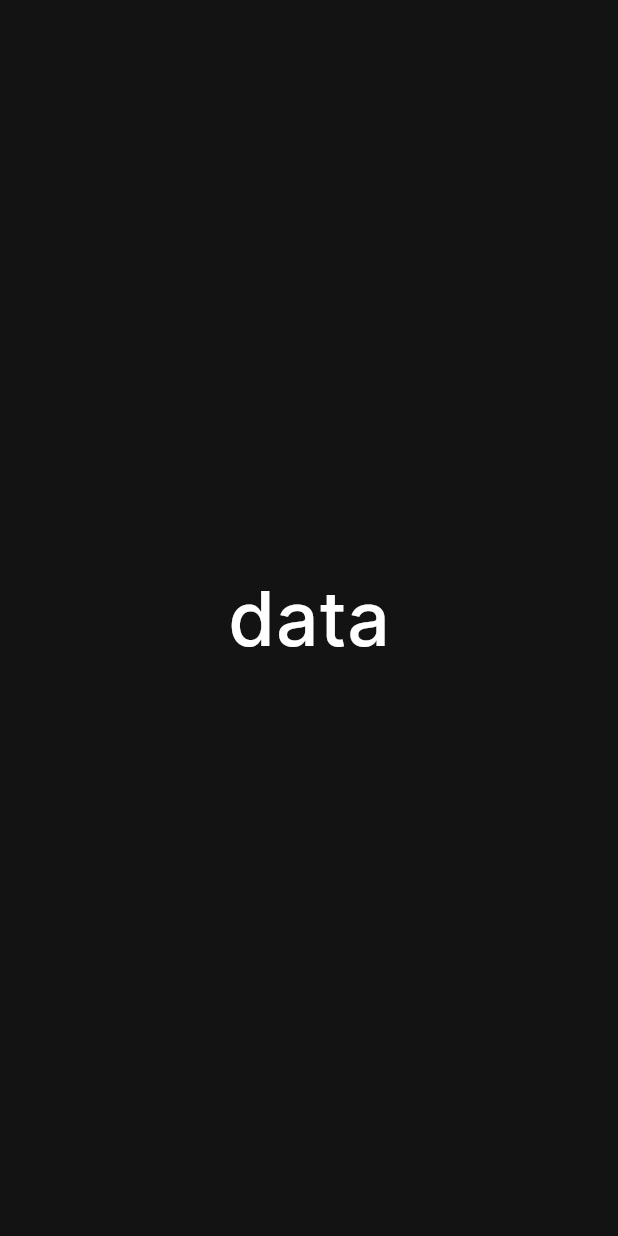
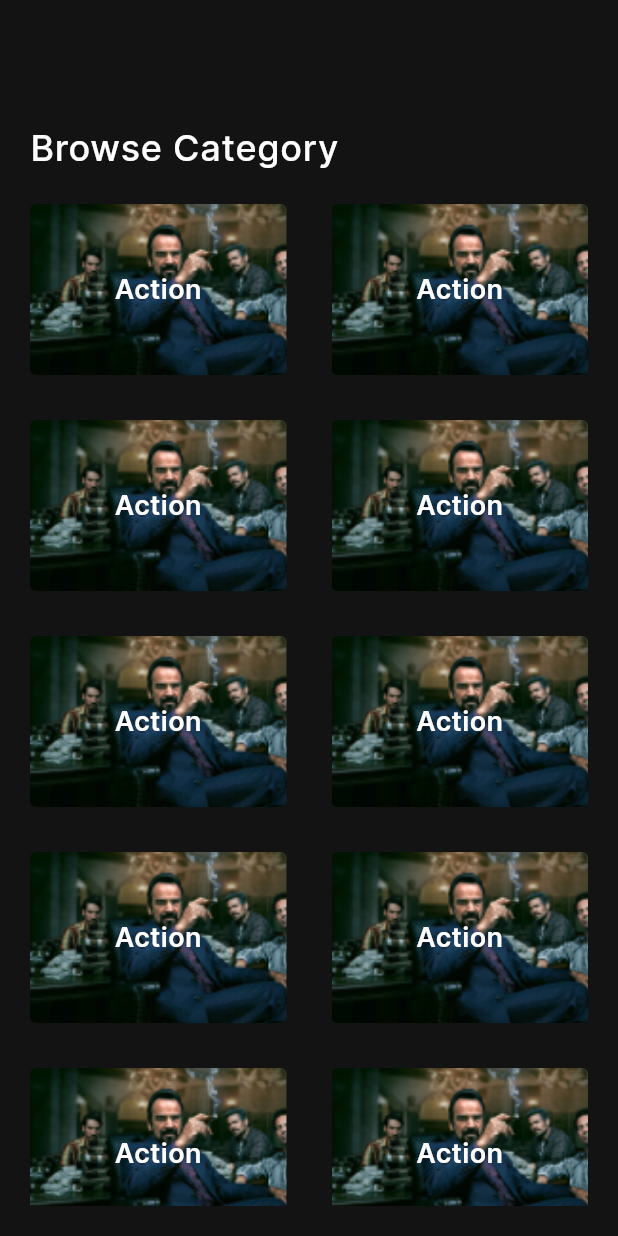
Before and after one commit to Amr-Bakeer/movies_app, a Flutter app: the BrowseView screen opened directly, on a phone screen of 412 x 824 dp. Run offline on Flutter 3.47's test engine with Material 3 defaults, Android fonts, the phone set to English and light mode, and no system bars; our stand-ins replace carousel_slider.

Commit message:
- Create UI browse screen - Create UI search screen

```diff
--- /dev/null
+++ b/lib/core/widgets/category_widget.dart
@@ -0,0 +1,32 @@
+import 'package:flutter/material.dart';
+import 'package:movies_app/core/config/constants.dart';
+
+class CategoryWidget extends StatelessWidget {
+  const CategoryWidget({super.key});
+
+  @override
+  Widget build(BuildContext context) {
+    return InkWell(
+      onTap: () {},
+      child: Container(
+        decoration: BoxDecoration(
+          image: const DecorationImage(
+            image: AssetImage("assets/images/category_pic.png",),
+            fit: BoxFit.cover,
+            alignment: Alignment.center,
+          ),
+          borderRadius: BorderRadius.circular(4),
+        ),
+        child: Center(
+          child: Text(
+            "Action",
+            style: Constants.theme.textTheme.bodyMedium?.copyWith(
+              fontWeight: FontWeight.w600,
+            ),
+            textAlign: TextAlign.center,
+          ),
+        ),
+      ),
+    );
+  }
+}
--- a/lib/core/widgets/movie_card_widget.dart
+++ b/lib/core/widgets/movie_card_widget.dart
@@ -29,7 +29,7 @@ class MovieCardWidget extends StatelessWidget {
                   fit: BoxFit.cover,
                 ),
               ),
-              const WatchListWidget(),
+              const WatchListIconWidget(),
             ],
           ),
           InkWell(
--- a/lib/core/widgets/watchlist_icon_widget.dart
+++ b/lib/core/widgets/watchlist_icon_widget.dart
@@ -1,7 +1,7 @@
 import 'package:flutter/material.dart';
 
-class WatchListWidget extends StatelessWidget {
-  const WatchListWidget({super.key});
+class WatchListIconWidget extends StatelessWidget {
+  const WatchListIconWidget({super.key});
 
   @override
   Widget build(BuildContext context) {
--- a/lib/pages/browse/pages/browse_view.dart
+++ b/lib/pages/browse/pages/browse_view.dart
@@ -1,18 +1,46 @@
 import 'package:flutter/material.dart';
+import 'package:movies_app/core/config/constants.dart';
+import '../../../core/widgets/category_widget.dart';
 
 class BrowseView extends StatelessWidget {
   const BrowseView({super.key});
 
   @override
   Widget build(BuildContext context) {
-    return const Scaffold(
-      body: Center(
-        child: Text(
-          "data",
-          style: TextStyle(
-            color: Colors.white,
-            fontSize: 50,
-          ),
+    return Scaffold(
+      body: Container(
+        padding: const EdgeInsets.only(
+          top: 80,
+          right: 20,
+          bottom: 20,
+          left: 20,
+        ),
+        child: Column(
+          crossAxisAlignment: CrossAxisAlignment.stretch,
+          children: [
+            Text(
+              "Browse Category",
+              style: Constants.theme.textTheme.bodyLarge?.copyWith(
+                fontSize: 24,
+              ),
+            ),
+            const SizedBox(height: 20,),
+            Expanded(
+              child: GridView.builder(
+                padding: EdgeInsets.zero,
+
+                gridDelegate: const SliverGridDelegateWithFixedCrossAxisCount(
+                  crossAxisCount: 2,
+                  crossAxisSpacing: 30,
+                  mainAxisSpacing: 30,
+                  childAspectRatio: 3/2,
+                ),
+                itemBuilder: (context, index) =>  const CategoryWidget(),
+                itemCount: 12,
+
+              ),
+            ),
+          ],
         ),
       ),
     );
--- a/lib/pages/home/pages/movie_details.dart
+++ b/lib/pages/home/pages/movie_details.dart
@@ -82,7 +82,7 @@ class MovieDetails extends StatelessWidget {
                               Image.asset(
                                 "assets/images/slide_movie_pic.png",
                               ),
-                              const WatchListWidget(),
+                              const WatchListIconWidget(),
                             ],
                           ),
                         ),
--- a/lib/pages/home/widgets/new_releases_widget.dart
+++ b/lib/pages/home/widgets/new_releases_widget.dart
@@ -37,7 +37,7 @@ class NewReleasesWidget extends StatelessWidget {
               ),
             ),
           ),
-          const WatchListWidget(),
+          const WatchListIconWidget(),
         ],
       ),
     );
--- a/lib/pages/home/widgets/slide_widget.dart
+++ b/lib/pages/home/widgets/slide_widget.dart
@@ -88,7 +88,7 @@ class SlideWidget extends StatelessWidget {
                     "assets/images/slide_movie_pic.png",
                   ),
                 ),
-                const WatchListWidget(),
+                const WatchListIconWidget(),
               ],
             ),
           ),
```
Also changed, not shown: lib/core/widgets/movie_list_widget.dart (added, +58 -0 lines), lib/pages/search/pages/search_view.dart (+7 -3 lines), lib/pages/watchlist/pages/watchlist_view.dart (+100 -8 lines), assets/images/category_pic.png (added), assets/images/movie_list_pic.png (added), lib/pages/settings_provider.dart (line endings or trailing spaces).
